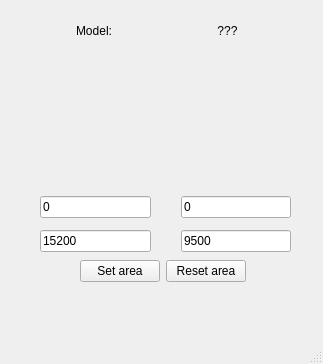
Before: the Qt Designer form mainwindow.ui in ggodos/linux-wacom-settings, drawn with Qt 5.
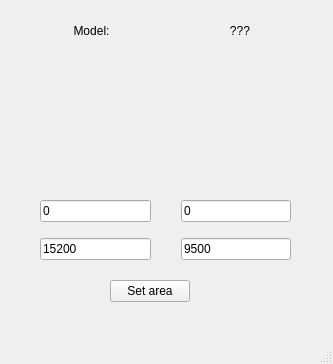
After: the same form once the commit is applied.

Commit message: feat: minimal working preview. For active press set area button.

What changed in the file:
```diff
--- a/mainwindow.ui
+++ b/mainwindow.ui
@@ -6,7 +6,7 @@
    <rect>
     <x>0</x>
     <y>0</y>
-    <width>323</width>
+    <width>333</width>
     <height>364</height>
    </rect>
   </property>
@@ -40,7 +40,7 @@
       <x>40</x>
       <y>190</y>
       <width>251</width>
-      <height>68</height>
+      <height>81</height>
      </rect>
     </property>
     <layout class="QVBoxLayout" name="verticalLayout">
@@ -91,9 +91,9 @@
    <widget class="QWidget" name="layoutWidget_2">
     <property name="geometry">
      <rect>
-      <x>30</x>
+      <x>20</x>
       <y>20</y>
-      <width>261</width>
+      <width>291</width>
       <height>22</height>
      </rect>
     </property>
@@ -135,9 +135,9 @@
    <widget class="QWidget" name="layoutWidget">
     <property name="geometry">
      <rect>
-      <x>80</x>
-      <y>260</y>
-      <width>169</width>
+      <x>110</x>
+      <y>280</y>
+      <width>101</width>
       <height>30</height>
      </rect>
     </property>
@@ -152,21 +152,14 @@
        </property>
       </widget>
      </item>
-     <item>
-      <widget class="QPushButton" name="resetButton">
-       <property name="text">
-        <string>Reset area</string>
-       </property>
-      </widget>
-     </item>
     </layout>
    </widget>
    <widget class="QWidget" name="gridLayoutWidget">
     <property name="geometry">
      <rect>
-      <x>40</x>
+      <x>20</x>
       <y>50</y>
-      <width>241</width>
+      <width>291</width>
       <height>131</height>
      </rect>
     </property>
```
Left out of the diff: 4 changed lines with no effect on the pictures. The commit also changes 4 other files.
